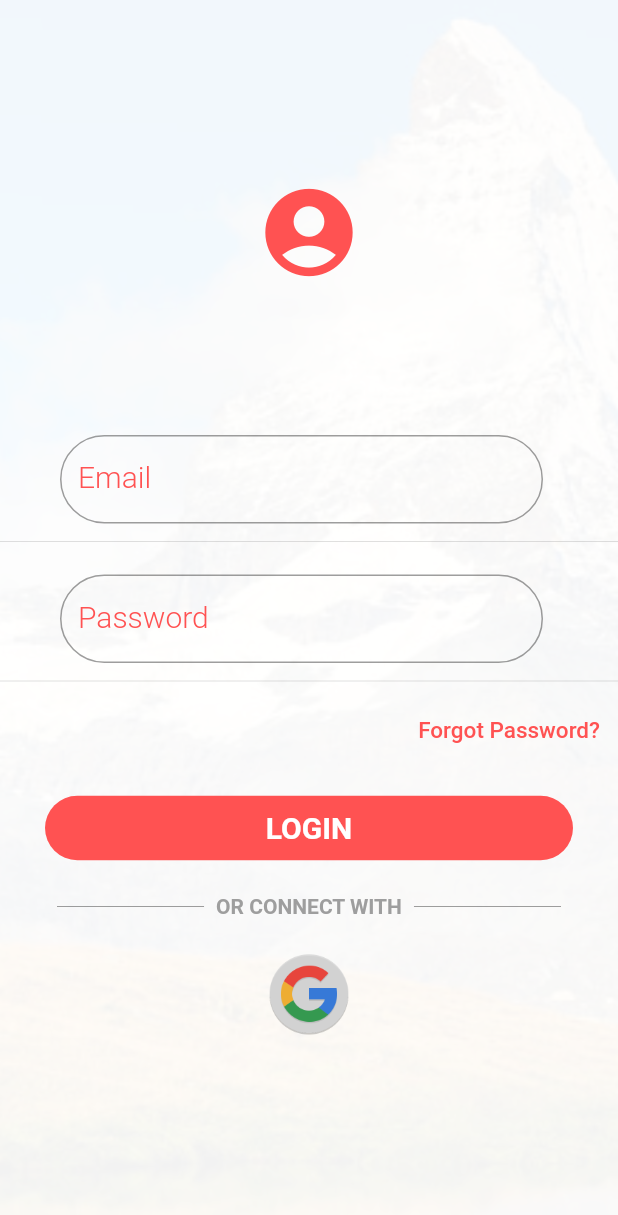
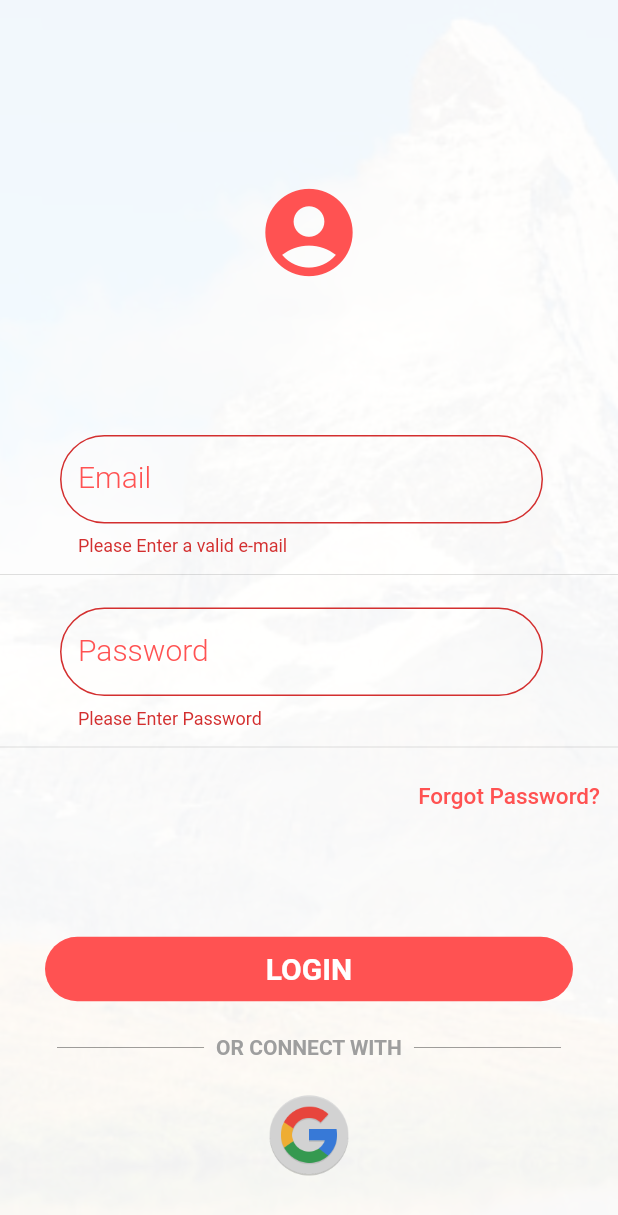
Before and after one commit to Nitish145/news_buzz, a Flutter app: the screen it shows after launch, after a tap on "LOGIN", on a phone screen of 412 x 824 dp. Shown: the top 1215 px of the screen. Run offline on Flutter 3.47's test engine with Material 2 defaults, Android fonts, the phone set to English and light mode, and no system bars; our stand-ins replace firebase_auth; accounts and stored records are empty.

Commit message:
feat: Implemented FirebaseAuth with email and password

```diff
--- /dev/null
+++ b/lib/authentication.dart
@@ -0,0 +1,51 @@
+import 'dart:async';
+import 'package:firebase_auth/firebase_auth.dart';
+
+abstract class BaseAuth {
+  Future<String> signIn(String email, String password);
+
+  Future<String> signUp(String email, String password);
+
+  Future<String> getCurrentUser();
+
+  Future<void> sendEmailVerification();
+
+  Future<void> signOut();
+
+  Future<bool> isEmailVerified();
+}
+
+class Auth implements BaseAuth {
+  final FirebaseAuth _firebaseAuth = FirebaseAuth.instance;
+
+  Future<String> signIn(String email, String password) async {
+    FirebaseUser user = await _firebaseAuth.signInWithEmailAndPassword(
+        email: email, password: password);
+    return user.uid;
+  }
+
+  Future<String> signUp(String email, String password) async {
+    FirebaseUser user = await _firebaseAuth.createUserWithEmailAndPassword(
+        email: email, password: password);
+    return user.uid;
+  }
+
+  Future<String> getCurrentUser() async {
+    FirebaseUser user = await _firebaseAuth.currentUser();
+    return user?.uid;
+  }
+
+  Future<void> signOut() async {
+    return _firebaseAuth.signOut();
+  }
+
+  Future<void> sendEmailVerification() async {
+    FirebaseUser user = await _firebaseAuth.currentUser();
+    user.sendEmailVerification();
+  }
+
+  Future<bool> isEmailVerified() async {
+    FirebaseUser user = await _firebaseAuth.currentUser();
+    return user.isEmailVerified;
+  }
+}
--- a/lib/login_screen.dart
+++ b/lib/login_screen.dart
@@ -1,6 +1,12 @@
 import 'package:flutter/material.dart';
+import 'package:news_buzz/authentication.dart';
 
 class LoginScreen extends StatefulWidget {
+  final BaseAuth auth;
+  final VoidCallback onSignedIn;
+
+  const LoginScreen({Key key, this.auth, this.onSignedIn}) : super(key: key);
+
   @override
   _LoginScreenState createState() => new _LoginScreenState();
 }
@@ -9,6 +15,97 @@ class _LoginScreenState extends State<LoginScreen>
     with TickerProviderStateMixin {
   final _loginFormKey = GlobalKey<FormState>();
   final _signupFormKey = GlobalKey<FormState>();
+
+  String _email = "";
+  String _password = "";
+
+  String _loginErrorMessage = "";
+  String _signupErrorMessage = "";
+
+  // Check if form is valid before signup
+  bool _validateSignupAndSave() {
+    final form = _signupFormKey.currentState;
+    if (form.validate()) {
+      form.save();
+      return true;
+    }
+    return false;
+  }
+
+  // Check if form is valid before login
+  bool _validateLoginAndSave() {
+    final form = _loginFormKey.currentState;
+    if (form.validate()) {
+      form.save();
+      return true;
+    }
+    return false;
+  }
+
+  void _showVerifyEmailSentDialog() {
+    showDialog(
+      context: context,
+      builder: (BuildContext context) {
+        // return object of type Dialog
+        return AlertDialog(
+          title: new Text(
+            "Verify your account",
+            style: TextStyle(color: Theme.of(context).primaryColorDark),
+          ),
+          content: new Text(
+            "Link to verify account has been sent to your email",
+            style: TextStyle(color: Colors.black38),
+          ),
+          actions: <Widget>[
+            new FlatButton(
+              child: new Text("Dismiss"),
+              onPressed: () {
+                Navigator.of(context).pop();
+              },
+            ),
+          ],
+        );
+      },
+    );
+  }
+
+  Future<void> _validateLoginAndSubmit() async {
+    if (_validateLoginAndSave()) {
+      try {
+        String userId = await widget.auth.signIn(_email, _password);
+        print("Signed in: $userId");
+        widget.auth.isEmailVerified().then((isEmailVerified) {
+          if (isEmailVerified) {
+            widget.onSignedIn();
+          } else {
+            setState(() {
+              _loginErrorMessage =
+                  "Please verify your email to log into your account";
+            });
+          }
+        });
+      } catch (e) {
+        setState(() {
+          _loginErrorMessage = e.message.toString();
+        });
+      }
+    }
+  }
+
+  Future<void> _validateSignupAndSubmit() async {
+    if (_validateSignupAndSave()) {
+      try {
+        String userId = await widget.auth.signUp(_email, _password);
+        print("Signed Up: $userId");
+        await widget.auth.sendEmailVerification();
+        _showVerifyEmailSentDialog();
+      } catch (e) {
+        setState(() {
+          _signupErrorMessage = e.message.toString();
+        });
+      }
+    }
+  }
 
   Widget homePage() {
     return new Container(
@@ -22,7 +119,7 @@ class _LoginScreenState extends State<LoginScreen>
           fit: BoxFit.cover,
         ),
       ),
-      child: new Column(
+      child: new ListView(
         children: <Widget>[
           Container(
             padding: EdgeInsets.only(top: 200.0),
@@ -179,7 +276,6 @@ class _LoginScreenState extends State<LoginScreen>
                   children: <Widget>[
                     new Expanded(
                       child: TextFormField(
-                        obscureText: true,
                         textAlign: TextAlign.left,
                         decoration: InputDecoration(
                           labelText: "Email",
@@ -192,6 +288,16 @@ class _LoginScreenState extends State<LoginScreen>
                               borderSide: BorderSide(
                                   color: Colors.redAccent, width: 5.0)),
                         ),
+                        validator: (email) {
+                          bool isEmailValid =
+                              RegExp(r"^[a-zA-Z0-9.]+@[a-zA-Z0-9]+\.[a-zA-Z]+")
+                                  .hasMatch(email);
+                          if (!isEmailValid) {
+                            return "Please Enter a valid e-mail";
+                          }
+                          return null;
+                        },
+                        onSaved: (email) => _email = email,
                       ),
                     ),
                   ],
@@ -225,6 +331,15 @@ class _LoginScreenState extends State<LoginScreen>
                               borderSide: BorderSide(
                                   color: Colors.redAccent, width: 5.0)),
                         ),
+                        validator: (String password) {
+                          if (password.isEmpty) {
+                            return "Please Enter Password";
+                          }
+                          return null;
+                        },
+                        onSaved: (String password) {
+                          _password = password;
+                        },
                       ),
                     ),
                   ],
@@ -253,6 +368,15 @@ class _LoginScreenState extends State<LoginScreen>
                   ),
                 ],
               ),
+              Padding(
+                padding: const EdgeInsets.all(16.0),
+                child: Container(
+                  child: Text(
+                    _loginErrorMessage,
+                    style: TextStyle(color: Colors.black54, fontSize: 15),
+                  ),
+                ),
+              ),
               new Container(
                 width: MediaQuery.of(context).size.width,
                 margin:
@@ -266,7 +390,7 @@ class _LoginScreenState extends State<LoginScreen>
                           borderRadius: new BorderRadius.circular(30.0),
                         ),
                         color: Colors.redAccent,
-                        onPressed: () => {},
+                        onPressed: () async => await _validateLoginAndSubmit(),
                         child: new Container(
                           padding: const EdgeInsets.symmetric(
                             vertical: 10.0,
@@ -366,7 +490,7 @@ class _LoginScreenState extends State<LoginScreen>
         child: new ListView(
           children: <Widget>[
             Container(
-              padding: EdgeInsets.all(90.0),
+              padding: EdgeInsets.fromLTRB(120.0, 120.0, 120.0, 90.0),
               child: Center(
                 child: Icon(
                   Icons.person_add,
@@ -386,7 +510,6 @@ class _LoginScreenState extends State<LoginScreen>
                 children: <Widget>[
                   new Expanded(
                     child: TextFormField(
-                      obscureText: true,
                       textAlign: TextAlign.left,
                       decoration: InputDecoration(
                         labelText: "Email",
@@ -399,6 +522,16 @@ class _LoginScreenState extends State<LoginScreen>
                             borderSide: BorderSide(
                                 color: Colors.redAccent, width: 5.0)),
                       ),
+                      validator: (email) {
+                        bool isEmailValid =
+                            RegExp(r"^[a-zA-Z0-9.]+@[a-zA-Z0-9]+\.[a-zA-Z]+")
+                                .hasMatch(email);
+                        if (!isEmailValid) {
+                          return "Please Enter a valid e-mail";
+                        }
+                        return null;
+                      },
+                      onSaved: (email) => _email = email,
                     ),
                   ),
                 ],
@@ -421,7 +554,7 @@ class _LoginScreenState extends State<LoginScreen>
                       obscureText: true,
                       textAlign: TextAlign.left,
                       decoration: InputDecoration(
-                        labelText: "Enter Password",
+                        labelText: "Password",
                         labelStyle: TextStyle(
                             color: Colors.redAccent,
                             fontSize: 20,
@@ -431,6 +564,15 @@ class _LoginScreenState extends State<LoginScreen>
                             borderSide: BorderSide(
                                 color: Colors.redAccent, width: 5.0)),
                       ),
+                      validator: (String password) {
+                        if (password.isEmpty) {
+                          return "Please Enter Password";
+                        }
+                        return null;
+                      },
+                      onSaved: (String password) {
+                        _password = password;
+                      },
                     ),
                   ),
                 ],
@@ -439,57 +581,14 @@ class _LoginScreenState extends State<LoginScreen>
             Divider(
               height: 24.0,
             ),
-            new Container(
-              width: MediaQuery.of(context).size.width,
-              margin: const EdgeInsets.only(left: 40.0, right: 40.0, top: 10.0),
-              alignment: Alignment.center,
-              padding: const EdgeInsets.only(left: 0.0, right: 10.0),
-              child: new Row(
-                crossAxisAlignment: CrossAxisAlignment.center,
-                mainAxisAlignment: MainAxisAlignment.start,
-                children: <Widget>[
-                  new Expanded(
-                    child: TextFormField(
-                      obscureText: true,
-                      textAlign: TextAlign.left,
-                      decoration: InputDecoration(
-                        labelText: "Confirm Password",
-                        labelStyle: TextStyle(
-                            color: Colors.redAccent,
-                            fontSize: 20,
-                            fontWeight: FontWeight.w300),
-                        border: OutlineInputBorder(
-                            borderRadius: BorderRadius.circular(30.0),
-                            borderSide: BorderSide(
-                                color: Colors.redAccent, width: 5.0)),
-                      ),
-                    ),
-                  ),
-                ],
+            Padding(
+              padding: const EdgeInsets.all(16.0),
+              child: Container(
+                child: Text(
+                  _signupErrorMessage,
+                  style: TextStyle(color: Colors.black54, fontSize: 15),
+                ),
               ),
-            ),
-            Divider(
-              height: 24.0,
-            ),
-            new Row(
-              mainAxisAlignment: MainAxisAlignment.end,
-              children: <Widget>[
-                Padding(
-                  padding: const EdgeInsets.all(10.0),
-                  child: new InkWell(
-                    child: new Text(
-                      "Already have an account?",
-                      style: TextStyle(
-                        fontWeight: FontWeight.w500,
-                        color: Colors.redAccent,
-                        fontSize: 15.0,
-                      ),
-                      textAlign: TextAlign.end,
-                    ),
-                    onTap: () => {},
-                  ),
-                ),
-              ],
             ),
             new Container(
               width: MediaQuery.of(context).size.width,
@@ -503,7 +602,10 @@ class _LoginScreenState extends State<LoginScreen>
                         borderRadius: new BorderRadius.circular(30.0),
                       ),
                       color: Colors.redAccent,
-                      onPressed: () => {},
+                      onPressed: () async {
+                        await _validateSignupAndSubmit();
+                        _signupFormKey.currentState.reset();
+                      },
                       child: new Container(
                         padding: const EdgeInsets.symmetric(
                           vertical: 10.0,
--- a/lib/main.dart
+++ b/lib/main.dart
@@ -1,5 +1,6 @@
 import 'package:flutter/material.dart';
-import 'login_screen.dart';
+import 'package:news_buzz/authentication.dart';
+import 'package:news_buzz/root_page.dart';
 
 void main() => runApp(MyApp());
 
@@ -9,17 +10,11 @@ class MyApp extends StatelessWidget {
     return MaterialApp(
       title: 'NewsBuzz',
       theme: ThemeData(
-        primarySwatch: Colors.red,
-        cursorColor: Colors.red
-      ),
-      home: LoginScreen(),
+          primaryColor: Colors.redAccent,
+          primaryColorDark: Colors.red,
+          primarySwatch: Colors.red,
+          cursorColor: Colors.red),
+      home: new RootPage(Auth()),
     );
   }
 }
-
-class MyHomePage extends StatelessWidget {
-  @override
-  Widget build(BuildContext context) {
-    return null;
-  }
-}
--- /dev/null
+++ b/lib/root_page.dart
@@ -0,0 +1,58 @@
+import 'package:flutter/material.dart';
+import 'package:news_buzz/home_page.dart';
+import 'package:news_buzz/login_screen.dart';
+
+import 'authentication.dart';
+
+class RootPage extends StatefulWidget {
+  RootPage(this.auth);
+  final BaseAuth auth;
+
+  @override
+  State<StatefulWidget> createState() => _RootPageState();
+}
+
+enum AuthStatus { notSignedIn, signedIn }
+
+class _RootPageState extends State<RootPage> {
+  AuthStatus authStatus = AuthStatus.notSignedIn;
+  @override
+  void initState() {
+    super.initState();
+    widget.auth.getCurrentUser().then((userId) {
+      setState(() {
+        authStatus =
+        userId == null ? AuthStatus.notSignedIn : AuthStatus.signedIn;
+      });
+    });
+  }
+
+  @override
+  Widget build(BuildContext context) {
+    switch (authStatus) {
+      case AuthStatus.notSignedIn:
+        return LoginScreen(
+          auth: widget.auth,
+          onSignedIn: _signedIn,
+        );
+      case AuthStatus.signedIn:
+        return HomePage(
+          auth: widget.auth,
+          onSignedOut: _signedOut,
+        );
+    }
+    return Container();
+  }
+
+  void _signedIn() {
+    setState(() {
+      authStatus = AuthStatus.signedIn;
+    });
+  }
+
+  void _signedOut() {
+    setState(() {
+      authStatus = AuthStatus.notSignedIn;
+    });
+  }
+}
--- a/pubspec.yaml
+++ b/pubspec.yaml
@@ -19,6 +19,8 @@ environment:
 dependencies:
   flutter:
     sdk: flutter
+  firebase_auth: ^0.11.1+8
+  google_sign_in: ^4.0.4
 
   # The following adds the Cupertino Icons font to your application.
   # Use with the CupertinoIcons class for iOS style icons.
@@ -27,7 +29,7 @@ dependencies:
 dev_dependencies:
   flutter_test:
     sdk: flutter
-  firebase_auth: ^0.11.1+8
+
 
 
 # For information on the generic Dart part of this file, see the
```
Also changed, not shown: lib/home_page.dart (added, +45 -0 lines), pubspec.lock, 1 other file.
